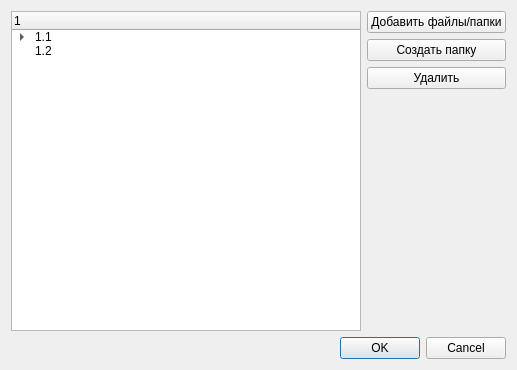
Above: versioncreatingform.ui from sokolukanton/overture before the change. Below: the same form after it.
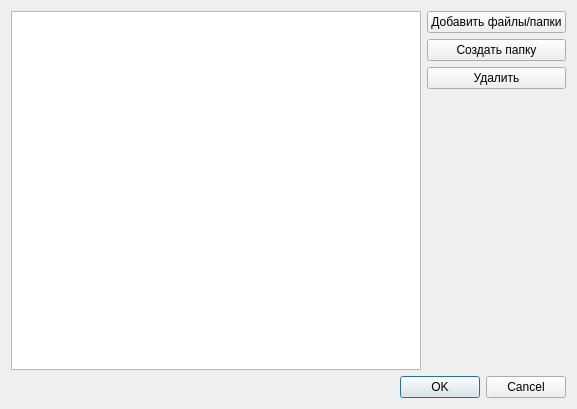
That is the form after the change.

Diff of the .ui file:
```diff
--- a/versioncreatingform.ui
+++ b/versioncreatingform.ui
@@ -9,8 +9,8 @@
    <rect>
     <x>0</x>
     <y>0</y>
-    <width>507</width>
-    <height>370</height>
+    <width>577</width>
+    <height>409</height>
    </rect>
   </property>
   <property name="windowTitle">
@@ -19,51 +19,6 @@
   <layout class="QGridLayout" name="gridLayout_3">
    <item row="0" column="0">
     <layout class="QGridLayout" name="gridLayout_2">
-     <item row="0" column="0">
-      <widget class="QTreeWidget" name="treeWidget">
-       <property name="minimumSize">
-        <size>
-         <width>350</width>
-         <height>250</height>
-        </size>
-       </property>
-       <column>
-        <property name="text">
-         <string>1</string>
-        </property>
-       </column>
-       <item>
-        <property name="text">
-         <string>1.1</string>
-        </property>
-        <item>
-         <property name="text">
-          <string>1.1.1</string>
-         </property>
-        </item>
-        <item>
-         <property name="text">
-          <string>1.1.2</string>
-         </property>
-         <item>
-          <property name="text">
-           <string>1.1.2.1</string>
-          </property>
-          <property name="font">
-           <font>
-            <family>Comic Sans MS</family>
-           </font>
-          </property>
-         </item>
-        </item>
-       </item>
-       <item>
-        <property name="text">
-         <string>1.2</string>
-        </property>
-       </item>
-      </widget>
-     </item>
      <item row="0" column="1">
       <layout class="QGridLayout" name="gridLayout">
        <item row="1" column="0">
@@ -102,6 +57,9 @@
        </item>
       </layout>
      </item>
+     <item row="0" column="0">
+      <widget class="QTreeView" name="treeView"/>
+     </item>
     </layout>
    </item>
    <item row="1" column="0">
```
